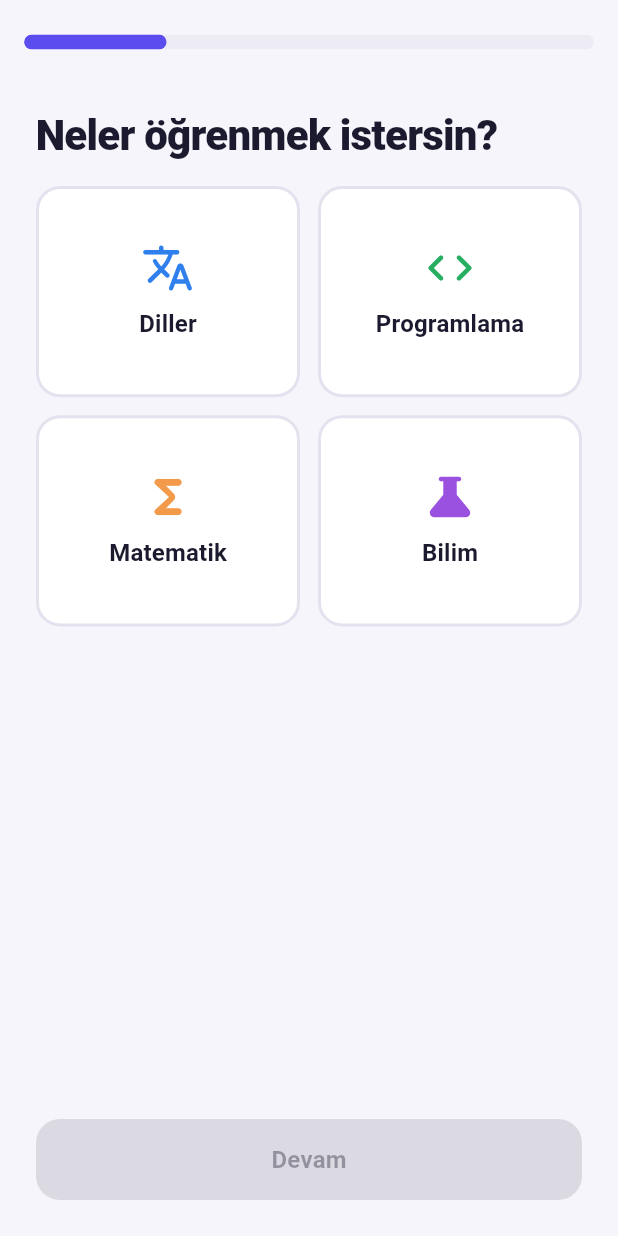
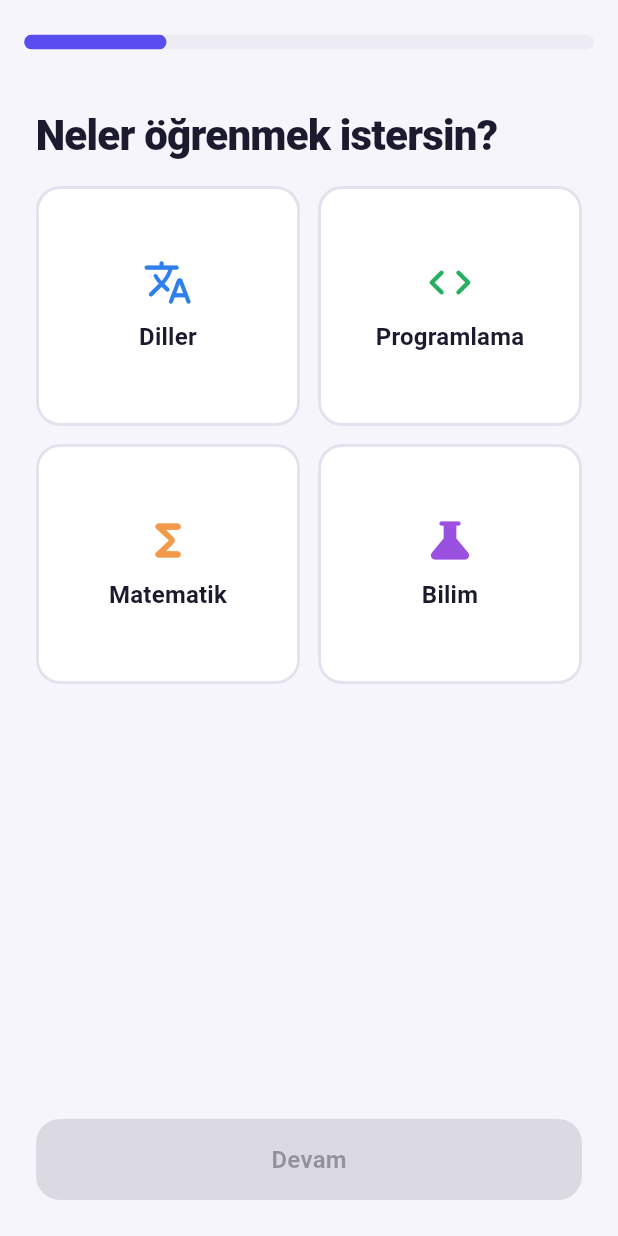
Before and after one commit to Enskygr234/eduverse-ai, a Flutter app: the OnboardingScreen screen opened by its route, on a phone screen of 412 x 824 dp. Run offline on Flutter 3.47's test engine with Material 3 defaults, Android fonts, the phone set to English and light mode, and no system bars; our stand-ins replace dio, flutter_riverpod, flutter_secure_storage, go_router, shared_preferences; accounts and stored records are empty.

Commit message:
Fix onboarding category tile overflow on narrow screens
Co-Authored-By: Claude Opus 5.5 <noreply@anthropic.com>
Claude-Session: https://claude.ai/code/session_0162LNXwWCao9EKyX2Ckrnfr

```diff
--- a/apps/mobile/lib/features/onboarding/onboarding_screen.dart
+++ b/apps/mobile/lib/features/onboarding/onboarding_screen.dart
@@ -124,7 +124,7 @@ class _OnboardingScreenState extends ConsumerState<OnboardingScreen> {
             padding: const EdgeInsets.symmetric(horizontal: Space.xl),
             mainAxisSpacing: Space.md,
             crossAxisSpacing: Space.md,
-            childAspectRatio: 1.25,
+            childAspectRatio: 1.1,
             children: [
               for (final c in list)
                 _SelectTile(
@@ -171,11 +171,17 @@ class _SelectTile extends StatelessWidget {
             borderRadius: BorderRadius.circular(Radii.md),
             border: Border.all(color: selected ? color : scheme.outline, width: 2),
           ),
-          padding: const EdgeInsets.all(Space.lg),
+          padding: const EdgeInsets.all(Space.md),
           child: Column(mainAxisAlignment: MainAxisAlignment.center, children: [
-            Icon(icon, size: 36, color: color),
+            Icon(icon, size: 34, color: color),
             const SizedBox(height: Space.sm),
-            Text(title, style: Theme.of(context).textTheme.titleMedium),
+            Flexible(
+              child: Text(title,
+                  maxLines: 2,
+                  overflow: TextOverflow.ellipsis,
+                  textAlign: TextAlign.center,
+                  style: Theme.of(context).textTheme.titleMedium),
+            ),
           ]),
         ),
       ),
```
